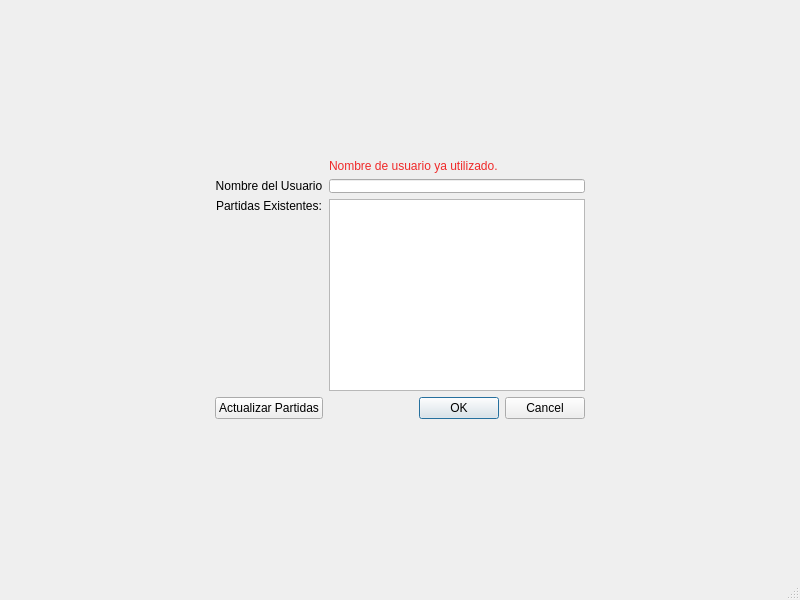
This is src/client/QT_views/views/menuwindow.ui in facundotorraca/micromachines as Qt 5 draws it before an edit. The edited form follows.
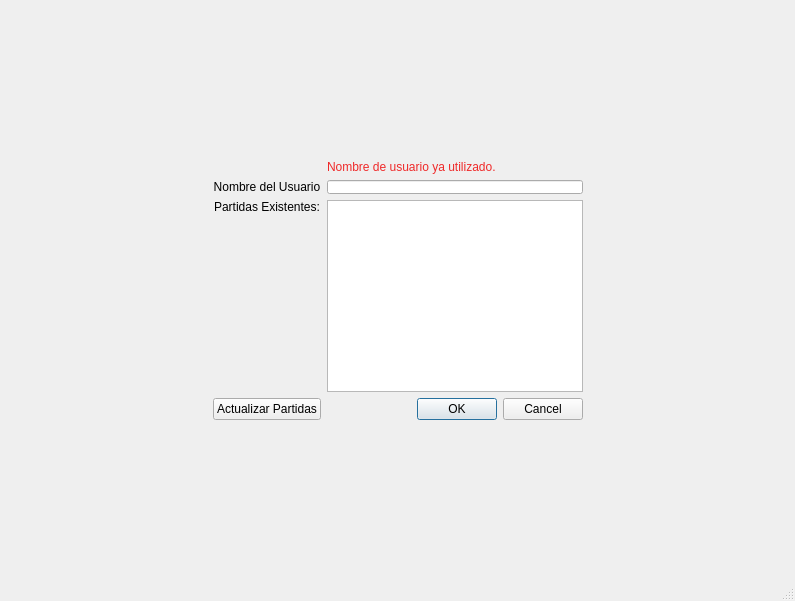
This is the edited form. The open tabs and pages were chosen to show the change.

The edit to the form file:
```diff
--- a/src/client/QT_views/views/menuwindow.ui
+++ b/src/client/QT_views/views/menuwindow.ui
@@ -6,8 +6,8 @@
    <rect>
     <x>0</x>
     <y>0</y>
-    <width>800</width>
-    <height>600</height>
+    <width>795</width>
+    <height>601</height>
    </rect>
   </property>
   <property name="windowTitle">
@@ -334,6 +334,9 @@
               </disabled>
              </palette>
             </property>
+            <property name="styleSheet">
+             <string notr="true">font: 75 22pt &quot;Kenney Pixel&quot;;</string>
+            </property>
             <property name="text">
              <string>Nombre de usuario ya utilizado.</string>
             </property>
@@ -344,6 +347,9 @@
           </item>
           <item row="2" column="0">
            <widget class="QLabel" name="label_7">
+            <property name="styleSheet">
+             <string notr="true">font: 75 22pt &quot;Kenney Pixel&quot;;</string>
+            </property>
             <property name="text">
              <string>Nombre del Usuario</string>
             </property>
@@ -357,13 +363,20 @@
           </item>
           <item row="5" column="1">
            <widget class="QDialogButtonBox" name="joinBtnBox">
+            <property name="styleSheet">
+             <string notr="true">font: 75 22pt &quot;Kenney Pixel&quot;;</string>
+            </property>
             <property name="standardButtons">
              <set>QDialogButtonBox::Cancel|QDialogButtonBox::Ok</set>
             </property>
            </widget>
           </item>
           <item row="4" column="1">
-           <widget class="QListWidget" name="matchList"/>
+           <widget class="QListWidget" name="matchList">
+            <property name="styleSheet">
+             <string notr="true">font: 75 22pt &quot;Kenney Pixel&quot;;</string>
+            </property>
+           </widget>
           </item>
           <item row="6" column="1">
            <spacer name="verticalSpacer_11">
@@ -386,6 +399,9 @@
               <verstretch>0</verstretch>
              </sizepolicy>
             </property>
+            <property name="styleSheet">
+             <string notr="true">font: 75 22pt &quot;Kenney Pixel&quot;;</string>
+            </property>
            </widget>
           </item>
           <item row="0" column="1">
@@ -403,6 +419,9 @@
           </item>
           <item row="4" column="0">
            <widget class="QLabel" name="label_8">
+            <property name="styleSheet">
+             <string notr="true">font: 75 22pt &quot;Kenney Pixel&quot;;</string>
+            </property>
             <property name="text">
              <string>Partidas Existentes:</string>
             </property>
@@ -416,6 +435,9 @@
           </item>
           <item row="5" column="0">
            <widget class="QPushButton" name="updateBtn">
+            <property name="styleSheet">
+             <string notr="true">font: 75 22pt &quot;Kenney Pixel&quot;;</string>
+            </property>
             <property name="text">
              <string>Actualizar Partidas</string>
             </property>
```
Left out of the diff: 44 changed lines with no effect on the pictures.
